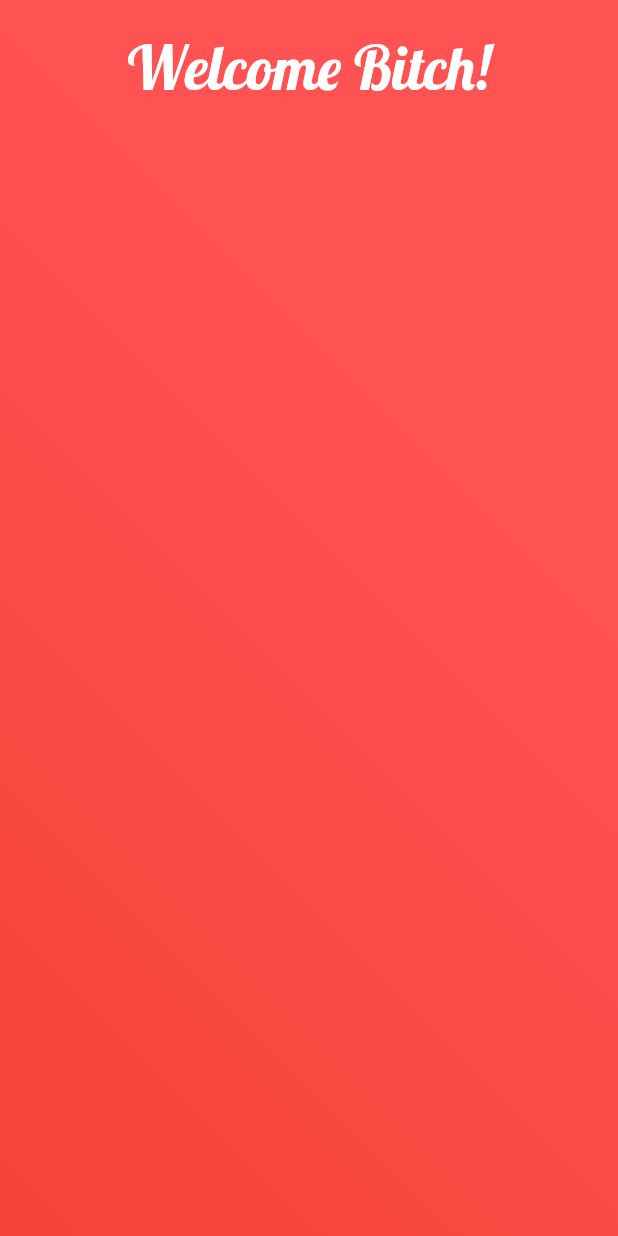
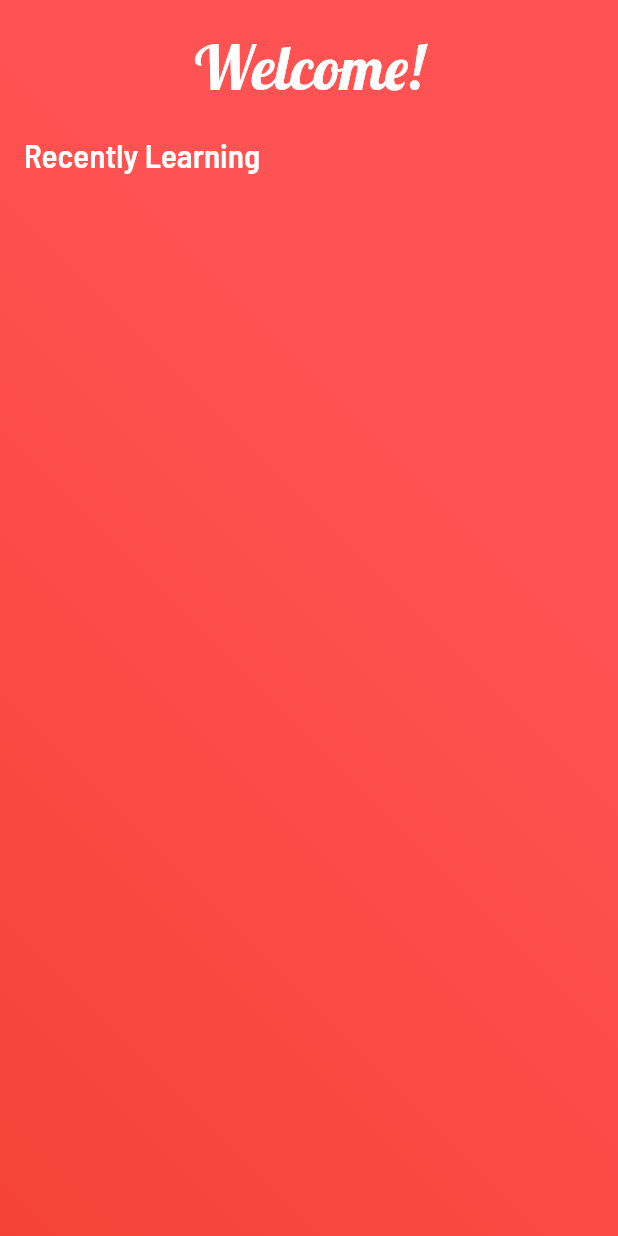
Before and after one commit to gabrielbertollo/rockit_app, a Flutter app: the screen it shows after launch, on a phone screen of 412 x 824 dp. Run offline on Flutter 3.47's test engine with Material 2 defaults, Android fonts, the phone set to English and light mode, and no system bars.

Commit message:
Font adjustments

```diff
--- a/lib/main.dart
+++ b/lib/main.dart
@@ -8,7 +8,10 @@ class MyApp extends StatelessWidget {
   Widget build(BuildContext context) {
     return MaterialApp(
       title: 'Flutter Demo',
-      theme: ThemeData(primarySwatch: Colors.red, fontFamily: 'Lobster'),
+      theme: ThemeData(
+          primarySwatch: Colors.red,
+          fontFamily: 'Barlow',
+          brightness: Brightness.dark),
       home: MyHomePage(title: 'Flutter Demo Home Page'),
     );
   }
@@ -44,13 +47,24 @@ class _MyHomePageState extends State<MyHomePage> {
                 begin: Alignment.bottomLeft,
                 colors: [Colors.red, Colors.redAccent])),
         child: SafeArea(
-          child: Column(
+          child: ListView(
+            padding: EdgeInsets.fromLTRB(16, 0, 16, 16),
             children: <Widget>[
-              Padding(padding: EdgeInsets.only(top: 20)),
+              Center(
+                child: Padding(
+                  padding: const EdgeInsets.only(top: 20.0, bottom: 20.0),
+                  child: Text(
+                    'Welcome!',
+                    style: TextStyle(
+                        color: Colors.white,
+                        fontSize: 40,
+                        fontFamily: 'Lobster'),
+                  ),
+                ),
+              ),
               Text(
-                'Welcome Bitch!',
-                style: TextStyle(
-                    color: Colors.white, fontSize: 40, fontFamily: 'Lobster'),
+                'Recently Learning',
+                style: TextStyle(fontSize: 22, fontWeight: FontWeight.bold),
               )
             ],
           ),
```
Also changed, not shown: pubspec.yaml (+6 -26 lines), assets/fonts/BarlowSemiCondensed-Italic.ttf (added), assets/fonts/BarlowSemiCondensed-Regular.ttf (added), assets/fonts/BarlowSemiCondensed-SemiBold.ttf (added), assets/fonts/BarlowSemiCondensed-SemiBoldItalic.ttf (added).
